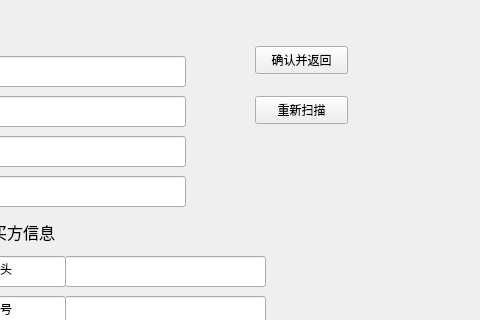
betamake/robot, file mainwindow.ui: the form before one commit; both pictures show x 435 to 915 and y 104 to 424 of the 915 by 699 pixel window.
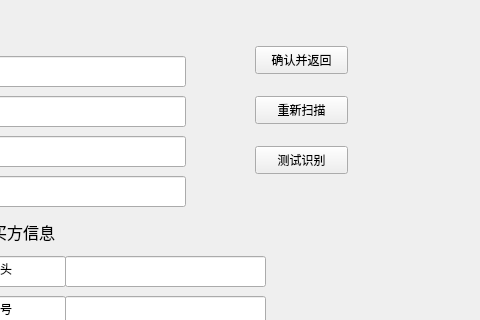
The form after the commit. The open tabs and pages were chosen to show the change.

What changed in the file:
```diff
--- a/mainwindow.ui
+++ b/mainwindow.ui
@@ -1545,6 +1545,19 @@
        <string>重新扫描</string>
       </property>
      </widget>
+     <widget class="QPushButton" name="ceShiButton">
+      <property name="geometry">
+       <rect>
+        <x>680</x>
+        <y>160</y>
+        <width>93</width>
+        <height>28</height>
+       </rect>
+      </property>
+      <property name="text">
+       <string>测试识别</string>
+      </property>
+     </widget>
     </widget>
     <widget class="QWidget" name="saoMiaoBaoXiaoDan">
      <widget class="QWidget" name="horizontalLayoutWidget_4">
```
Left out of the diff: 2 changed lines with no effect on the pictures.
